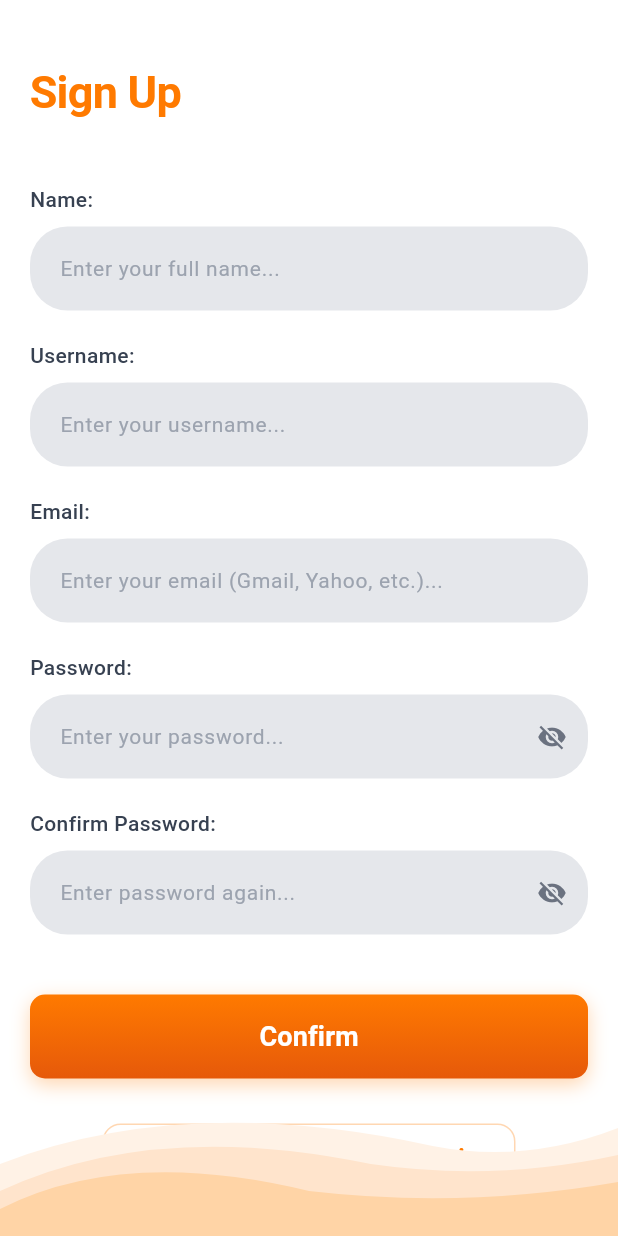
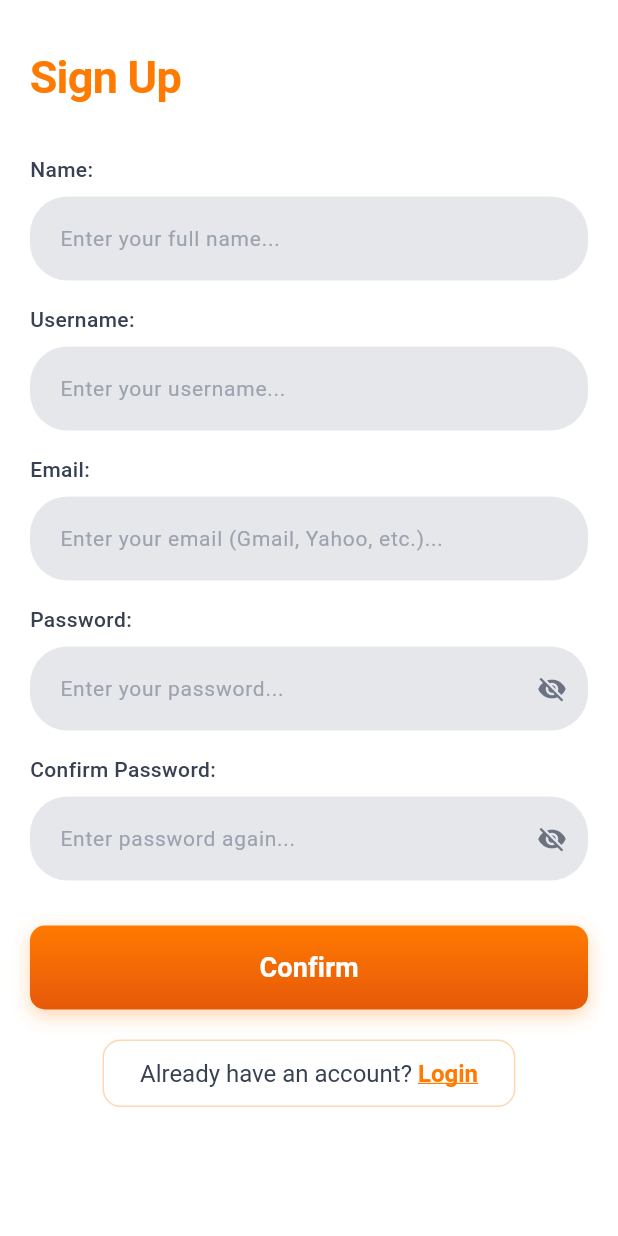
Before and after one commit to Ahmedhadyahmed/Yallafix, a Flutter app: the screen it shows after launch, after a tap on "Create new account", on a phone screen of 412 x 824 dp. Run offline on Flutter 3.47's test engine with Material 3 defaults, Android fonts, the phone set to English and light mode, and no system bars; our stand-ins replace cloud_firestore, firebase_auth, firebase_core, flutter_map, latlong2, location; accounts and stored records are empty; generated files the repository leaves out were written again; Roboto replaces fonts that are missing (SF Pro Display).

Commit message:
fixed login and signup

```diff
--- a/lib/Login.dart
+++ b/lib/Login.dart
@@ -164,13 +164,20 @@ class _FirebaseLoginScreenState extends State<FirebaseLoginScreen> {
       body: Stack(
         children: [
           SafeArea(
-            child: SingleChildScrollView(
+            child: LayoutBuilder(
+              builder: (context, constraints) {
+                return SingleChildScrollView(
                   padding: const EdgeInsets.symmetric(horizontal: 20),
+                  child: ConstrainedBox(
+                    constraints: BoxConstraints(
+                      minHeight: constraints.maxHeight,
+                    ),
+                    child: IntrinsicHeight(
                       child: Form(
                         key: _formKey,
                         child: Column(
                           children: [
-                    SizedBox(height: MediaQuery.of(context).viewInsets.bottom > 0 ? 20 : 60),
+                            const SizedBox(height: 40),
 
                             // Title
                             const Text(
@@ -198,7 +205,7 @@ class _FirebaseLoginScreenState extends State<FirebaseLoginScreen> {
                               ),
                             ),
 
-                    const SizedBox(height: 60),
+                            const SizedBox(height: 40),
 
                             // Email/Username field
                             Container(
@@ -302,7 +309,7 @@ class _FirebaseLoginScreenState extends State<FirebaseLoginScreen> {
                               ),
                             ),
 
-                    const SizedBox(height: 40),
+                            const SizedBox(height: 30),
 
                             // Sign in button
                             Container(
@@ -353,7 +360,7 @@ class _FirebaseLoginScreenState extends State<FirebaseLoginScreen> {
                               ),
                             ),
 
-                    const SizedBox(height: 30),
+                            const SizedBox(height: 20),
 
                             // Create new account - BIGGER and MORE VISIBLE
                             Container(
@@ -395,7 +402,7 @@ class _FirebaseLoginScreenState extends State<FirebaseLoginScreen> {
                               ),
                             ),
 
-                    const SizedBox(height: 40),
+                            const Spacer(),
 
                             // Or continue with
                             const Text(
@@ -464,13 +471,14 @@ class _FirebaseLoginScreenState extends State<FirebaseLoginScreen> {
                               ],
                             ),
 
-                    const SizedBox(height: 170),
-
-                    // Extra space for keyboard
-                    SizedBox(height: MediaQuery.of(context).viewInsets.bottom > 0 ? 100 : 0),
+                            const SizedBox(height: 160),
                           ],
                         ),
                       ),
+                    ),
+                  ),
+                );
+              },
             ),
           ),
 
--- a/lib/Sign_up.dart
+++ b/lib/Sign_up.dart
@@ -251,16 +251,23 @@ class _FirebaseSignUpScreenState extends State<FirebaseSignUpScreen> {
   Widget build(BuildContext context) {
     return Scaffold(
       backgroundColor: Colors.white,
+      resizeToAvoidBottomInset: true,
       body: SafeArea(
         child: Stack(
           children: [
             // Main content
-            SingleChildScrollView(
+            LayoutBuilder(
+              builder: (context, constraints) {
+                return SingleChildScrollView(
                   padding: const EdgeInsets.symmetric(horizontal: 20),
+                  child: ConstrainedBox(
+                    constraints: BoxConstraints(
+                      minHeight: constraints.maxHeight,
+                    ),
                     child: Column(
                       crossAxisAlignment: CrossAxisAlignment.start,
                       children: [
-                  const SizedBox(height: 40),
+                        const SizedBox(height: 30),
 
                         // Title
                         const Text(
@@ -273,7 +280,7 @@ class _FirebaseSignUpScreenState extends State<FirebaseSignUpScreen> {
                           ),
                         ),
 
-                  const SizedBox(height: 40),
+                        const SizedBox(height: 30),
 
                         // Name field
                         const Text(
@@ -295,15 +302,15 @@ class _FirebaseSignUpScreenState extends State<FirebaseSignUpScreen> {
                           ),
                           child: TextField(
                             controller: nameController,
-                      decoration: InputDecoration(
+                            decoration: const InputDecoration(
                               hintText: 'Enter your full name...',
-                        hintStyle: const TextStyle(
+                              hintStyle: TextStyle(
                                 color: Color(0xFF9CA3AF),
                                 fontSize: 14,
                                 fontWeight: FontWeight.w400,
                               ),
                               border: InputBorder.none,
-                        contentPadding: const EdgeInsets.symmetric(
+                              contentPadding: EdgeInsets.symmetric(
                                 horizontal: 20,
                                 vertical: 16,
                               ),
@@ -322,7 +329,7 @@ class _FirebaseSignUpScreenState extends State<FirebaseSignUpScreen> {
                             ),
                           ),
 
-                  const SizedBox(height: 20),
+                        const SizedBox(height: 16),
 
                         // Username field
                         const Text(
@@ -344,15 +351,15 @@ class _FirebaseSignUpScreenState extends State<FirebaseSignUpScreen> {
                           ),
                           child: TextField(
                             controller: usernameController,
-                      decoration: InputDecoration(
+                            decoration: const InputDecoration(
                               hintText: 'Enter your username...',
-                        hintStyle: const TextStyle(
+                              hintStyle: TextStyle(
                                 color: Color(0xFF9CA3AF),
                                 fontSize: 14,
                                 fontWeight: FontWeight.w400,
                               ),
                               border: InputBorder.none,
-                        contentPadding: const EdgeInsets.symmetric(
+                              contentPadding: EdgeInsets.symmetric(
                                 horizontal: 20,
                                 vertical: 16,
                               ),
@@ -371,7 +378,7 @@ class _FirebaseSignUpScreenState extends State<FirebaseSignUpScreen> {
                             ),
                           ),
 
-                  const SizedBox(height: 20),
+                        const SizedBox(height: 16),
 
                         // Email field
                         const Text(
@@ -394,15 +401,15 @@ class _FirebaseSignUpScreenState extends State<FirebaseSignUpScreen> {
                           child: TextField(
                             controller: emailController,
                             keyboardType: TextInputType.emailAddress,
-                      decoration: InputDecoration(
+                            decoration: const InputDecoration(
                               hintText: 'Enter your email (Gmail, Yahoo, etc.)...',
-                        hintStyle: const TextStyle(
+                              hintStyle: TextStyle(
                                 color: Color(0xFF9CA3AF),
                                 fontSize: 14,
                                 fontWeight: FontWeight.w400,
                               ),
                               border: InputBorder.none,
-                        contentPadding: const EdgeInsets.symmetric(
+                              contentPadding: EdgeInsets.symmetric(
                                 horizontal: 20,
                                 vertical: 16,
                               ),
@@ -421,7 +428,7 @@ class _FirebaseSignUpScreenState extends State<FirebaseSignUpScreen> {
                             ),
                           ),
 
-                  const SizedBox(height: 20),
+                        const SizedBox(height: 16),
 
                         // Password field
                         const Text(
@@ -483,7 +490,7 @@ class _FirebaseSignUpScreenState extends State<FirebaseSignUpScreen> {
                             ),
                           ),
 
-                  const SizedBox(height: 20),
+                        const SizedBox(height: 16),
 
                         // Confirm Password field
                         const Text(
@@ -545,7 +552,7 @@ class _FirebaseSignUpScreenState extends State<FirebaseSignUpScreen> {
                             ),
                           ),
 
-                  const SizedBox(height: 40),
+                        const SizedBox(height: 30),
 
                         // Confirm button
                         Container(
@@ -596,7 +603,7 @@ class _FirebaseSignUpScreenState extends State<FirebaseSignUpScreen> {
                           ),
                         ),
 
-                  const SizedBox(height: 30),
+                        const SizedBox(height: 20),
 
                         // Already have an account - BIGGER and MORE CLICKABLE
                         Center(
@@ -645,176 +652,18 @@ class _FirebaseSignUpScreenState extends State<FirebaseSignUpScreen> {
                           ),
                         ),
 
-                  const SizedBox(height: 120),
+                        const SizedBox(height: 30),
                       ],
                     ),
                   ),
+                );
+              },
+            ),
 
-            // Bottom decorative curve
-            Positioned(
-              bottom: 0,
-              left: 0,
-              right: 0,
-              child: CustomPaint(
-                size: Size(MediaQuery.of(context).size.width, 120),
-                painter: BottomCurvePainter(),
-              ),
-            ),
+
           ],
         ),
       ),
     );
   }
-
-  // Direct Firebase Auth signup without custom service
-  Future<void> _signUpDirectly() async {
-    if (!validateForm()) {
-      return;
 }
-
-    setState(() {
-      _isLoading = true;
-    });
-
-    try {
-      // Create user with Firebase Auth only
-      UserCredential userCredential = await FirebaseAuth.instance.createUserWithEmailAndPassword(
-        email: emailController.text.trim(),
-        password: passwordController.text.trim(),
-      );
-
-      // Update display name
-      await userCredential.user?.updateDisplayName(nameController.text.trim());
-
-      if (mounted) {
-        ScaffoldMessenger.of(context).showSnackBar(
-          const SnackBar(
-            content: Text('Account created successfully! Redirecting to login...'),
-            backgroundColor: Color(0xFFFF7A00),
-            duration: Duration(seconds: 2),
-          ),
-        );
-
-        // Wait exactly 2 seconds
-        await Future.delayed(const Duration(seconds: 2));
-
-        if (mounted) {
-          _navigateToLogin();
-        }
-      }
-    } on FirebaseAuthException catch (e) {
-      if (mounted) {
-        String errorMessage;
-        switch (e.code) {
-          case 'email-already-in-use':
-            errorMessage = 'This email is already registered.';
-            break;
-          case 'weak-password':
-            errorMessage = 'Password is too weak.';
-            break;
-          case 'invalid-email':
-            errorMessage = 'Invalid email address.';
-            break;
-          default:
-            errorMessage = e.message ?? 'Sign up failed';
-        }
-
-        ScaffoldMessenger.of(context).showSnackBar(
-          SnackBar(
-            content: Text(errorMessage),
-            backgroundColor: Colors.red,
-            duration: const Duration(seconds: 3),
-          ),
-        );
-      }
-    } finally {
-      if (mounted) {
-        setState(() {
-          _isLoading = false;
-        });
-      }
-    }
-  }
-}
-
-class BottomCurvePainter extends CustomPainter {
-  @override
-  void paint(Canvas canvas, Size size) {
-    // First layer - lightest orange
-    final paint1 = Paint()
-      ..color = const Color(0xFFFFF2E6)
-      ..style = PaintingStyle.fill;
-
-    final path1 = Path();
-    path1.moveTo(0, size.height);
-    path1.lineTo(0, size.height * 0.6);
-    path1.quadraticBezierTo(
-      size.width * 0.3,
-      size.height * 0.2,
-      size.width * 0.7,
-      size.height * 0.5,
-    );
-    path1.quadraticBezierTo(
-      size.width * 0.85,
-      size.height * 0.6,
-      size.width,
-      size.height * 0.4,
-    );
-    path1.lineTo(size.width, size.height);
-    path1.close();
-
-    // Second layer - medium orange
-    final paint2 = Paint()
-      ..color = const Color(0xFFFFE4CC)
-      ..style = PaintingStyle.fill;
-
-    final path2 = Path();
-    path2.moveTo(0, size.height);
-    path2.lineTo(0, size.height * 0.75);
-    path2.quadraticBezierTo(
-      size.width * 0.25,
-      size.height * 0.35,
-      size.width * 0.6,
-      size.height * 0.6,
-    );
-    path2.quadraticBezierTo(
-      size.width * 0.8,
-      size.height * 0.7,
-      size.width,
-      size.height * 0.55,
-    );
-    path2.lineTo(size.width, size.height);
-    path2.close();
-
-    // Third layer - darker orange
-    final paint3 = Paint()
-      ..color = const Color(0xFFFFD4A6)
-      ..style = PaintingStyle.fill;
-
-    final path3 = Path();
-    path3.moveTo(0, size.height);
-    path3.lineTo(0, size.height * 0.85);
-    path3.quadraticBezierTo(
-      size.width * 0.2,
-      size.height * 0.5,
-      size.width * 0.5,
-      size.height * 0.75,
-    );
-    path3.quadraticBezierTo(
-      size.width * 0.75,
-      size.height * 0.85,
-      size.width,
-      size.height * 0.7,
-    );
-    path3.lineTo(size.width, size.height);
-    path3.close();
-
-    // Draw all layers
-    canvas.drawPath(path1, paint1);
-    canvas.drawPath(path2, paint2);
-    canvas.drawPath(path3, paint3);
-  }
-
-  @override
-  bool shouldRepaint(CustomPainter oldDelegate) => false;
-}
```
Also changed, not shown: 1 other file. Lines whose indentation alone changed are shown as unchanged.
